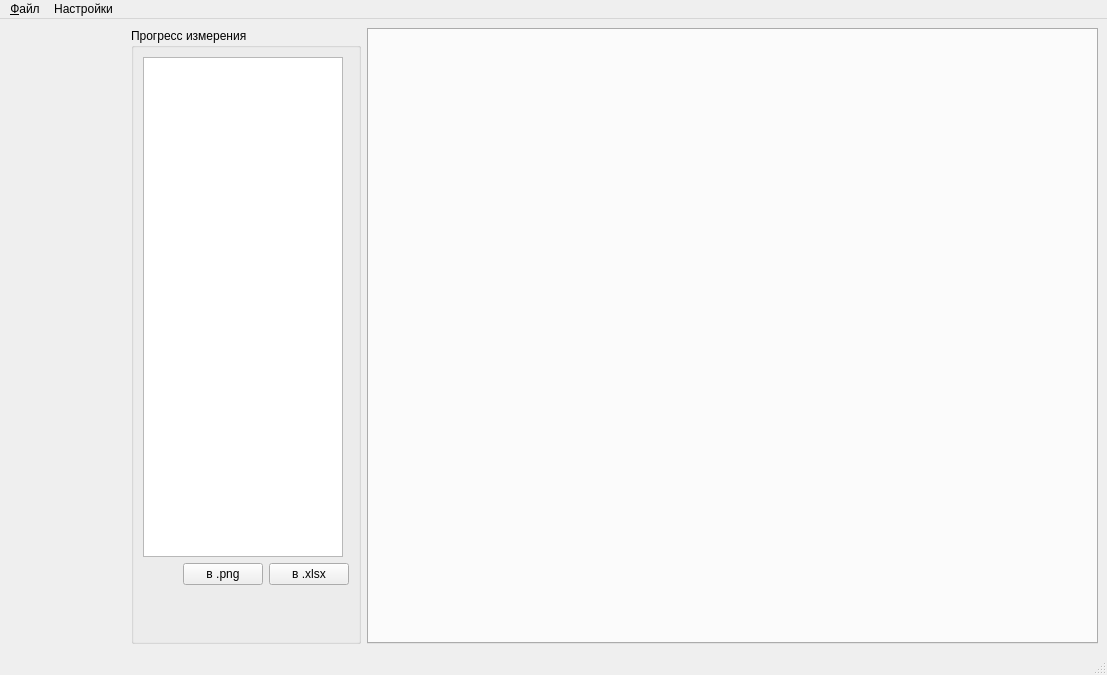
The window that mainwindow.ui (igrekus/vco_measure2) describes before a commit, drawn with Qt 5.
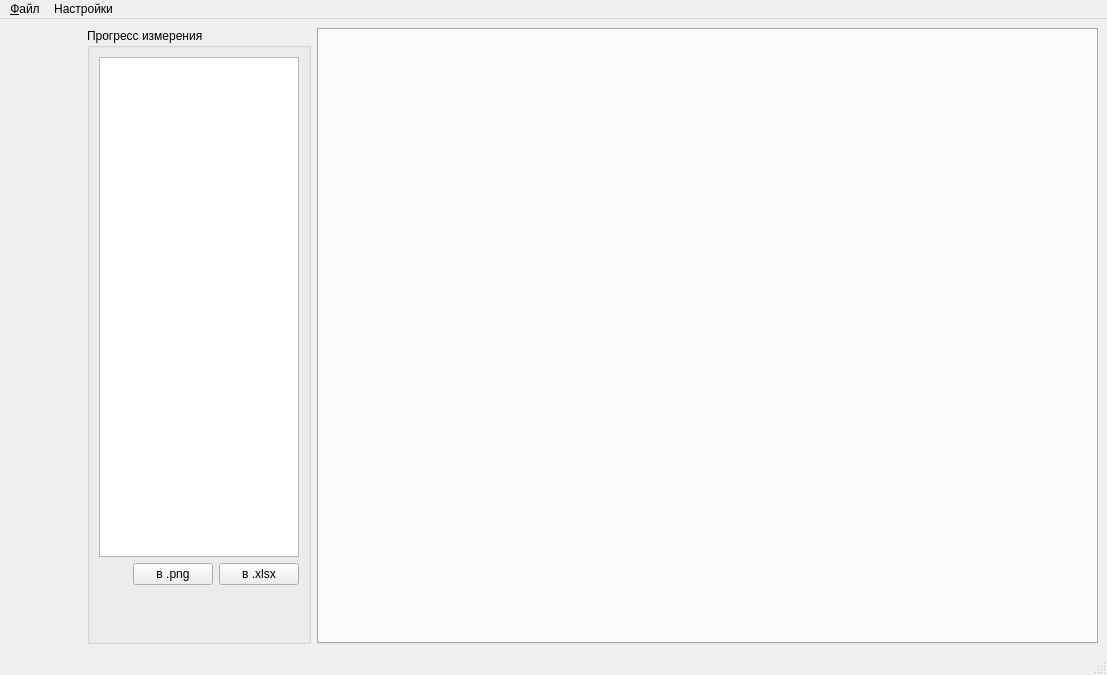
The same window after the commit.

Commit message: fix: hide calibration buttons

```diff
--- a/mainwindow.ui
+++ b/mainwindow.ui
@@ -14,7 +14,7 @@
    <string>Измерение демодуляторов</string>
   </property>
   <widget class="QWidget" name="centralwidget">
-   <layout class="QHBoxLayout" name="horizontalLayout" stretch="2,0,12">
+   <layout class="QHBoxLayout" name="horizontalLayout" stretch="1,1,10">
     <item>
      <layout class="QVBoxLayout" name="layInstrs">
       <property name="spacing">
```
The commit also changes 2 other files.
